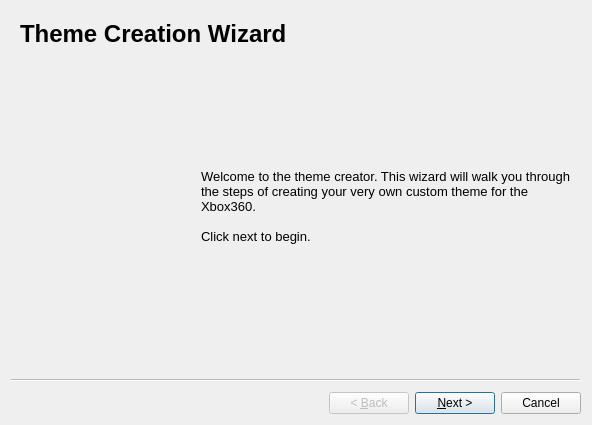
First picture: the form in Velocity/themecreationwizard.ui, repository hetelek/Velocity, before the edit.
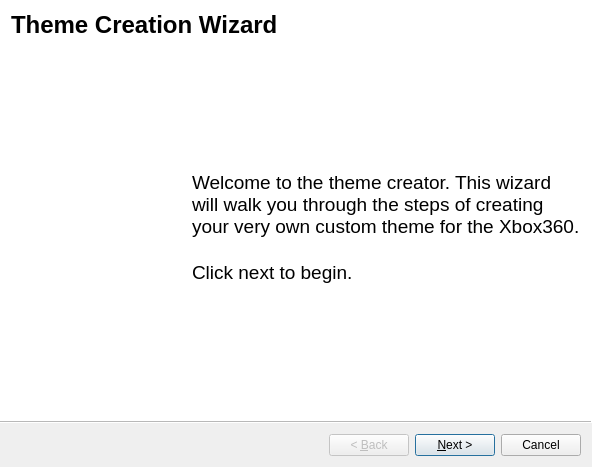
Second picture: the form after the edit. Icons and pictures are not drawn.

The edit to the form file:
```diff
--- a/Velocity/themecreationwizard.ui
+++ b/Velocity/themecreationwizard.ui
@@ -7,7 +7,7 @@
     <x>0</x>
     <y>0</y>
     <width>592</width>
-    <height>425</height>
+    <height>467</height>
    </rect>
   </property>
   <property name="windowTitle">
@@ -17,6 +17,9 @@
    <iconset resource="Resources.qrc">
     <normaloff>:/Images/Leaner24.png</normaloff>:/Images/Leaner24.png</iconset>
   </property>
+  <property name="wizardStyle">
+   <enum>QWizard::AeroStyle</enum>
+  </property>
   <widget class="QWizardPage" name="pageMain">
    <layout class="QVBoxLayout" name="verticalLayout">
     <item>
@@ -79,10 +82,10 @@
          <string>&lt;!DOCTYPE HTML PUBLIC &quot;-//W3C//DTD HTML 4.0//EN&quot; &quot;http://www.w3.org/TR/REC-html40/strict.dtd&quot;&gt;
 &lt;html&gt;&lt;head&gt;&lt;meta name=&quot;qrichtext&quot; content=&quot;1&quot; /&gt;&lt;style type=&quot;text/css&quot;&gt;
 p, li { white-space: pre-wrap; }
-&lt;/style&gt;&lt;/head&gt;&lt;body style=&quot; font-family:'MS Shell Dlg 2'; font-size:8.25pt; font-weight:400; font-style:normal;&quot;&gt;
-&lt;p style=&quot; margin-top:0px; margin-bottom:0px; margin-left:0px; margin-right:0px; -qt-block-indent:0; text-indent:0px;&quot;&gt;&lt;span style=&quot; font-size:10pt;&quot;&gt;Welcome to the theme creator. This wizard will walk you through the steps of creating your very own custom theme for the Xbox360.&lt;/span&gt;&lt;/p&gt;
-&lt;p style=&quot;-qt-paragraph-type:empty; margin-top:0px; margin-bottom:0px; margin-left:0px; margin-right:0px; -qt-block-indent:0; text-indent:0px; font-size:10pt;&quot;&gt;&lt;/p&gt;
-&lt;p style=&quot; margin-top:0px; margin-bottom:0px; margin-left:0px; margin-right:0px; -qt-block-indent:0; text-indent:0px;&quot;&gt;&lt;span style=&quot; font-size:10pt;&quot;&gt;Click next to begin.&lt;/span&gt;&lt;/p&gt;&lt;/body&gt;&lt;/html&gt;</string>
+&lt;/style&gt;&lt;/head&gt;&lt;body style=&quot; font-family:'Lucida Grande'; font-size:13pt; font-weight:400; font-style:normal;&quot;&gt;
+&lt;p style=&quot; margin-top:0px; margin-bottom:0px; margin-left:0px; margin-right:0px; -qt-block-indent:0; text-indent:0px;&quot;&gt;&lt;span style=&quot; font-family:'MS Shell Dlg 2'; font-size:14pt;&quot;&gt;Welcome to the theme creator. This wizard will walk you through the steps of creating your very own custom theme for the Xbox360.&lt;/span&gt;&lt;/p&gt;
+&lt;p style=&quot;-qt-paragraph-type:empty; margin-top:0px; margin-bottom:0px; margin-left:0px; margin-right:0px; -qt-block-indent:0; text-indent:0px; font-family:'MS Shell Dlg 2'; font-size:14pt;&quot;&gt;&lt;/p&gt;
+&lt;p style=&quot; margin-top:0px; margin-bottom:0px; margin-left:0px; margin-right:0px; -qt-block-indent:0; text-indent:0px;&quot;&gt;&lt;span style=&quot; font-family:'MS Shell Dlg 2'; font-size:14pt;&quot;&gt;Click next to begin.&lt;/span&gt;&lt;/p&gt;&lt;/body&gt;&lt;/html&gt;</string>
         </property>
         <property name="wordWrap">
          <bool>true</bool>
```
Left out of the diff: 8 changed lines with no effect on the pictures.
